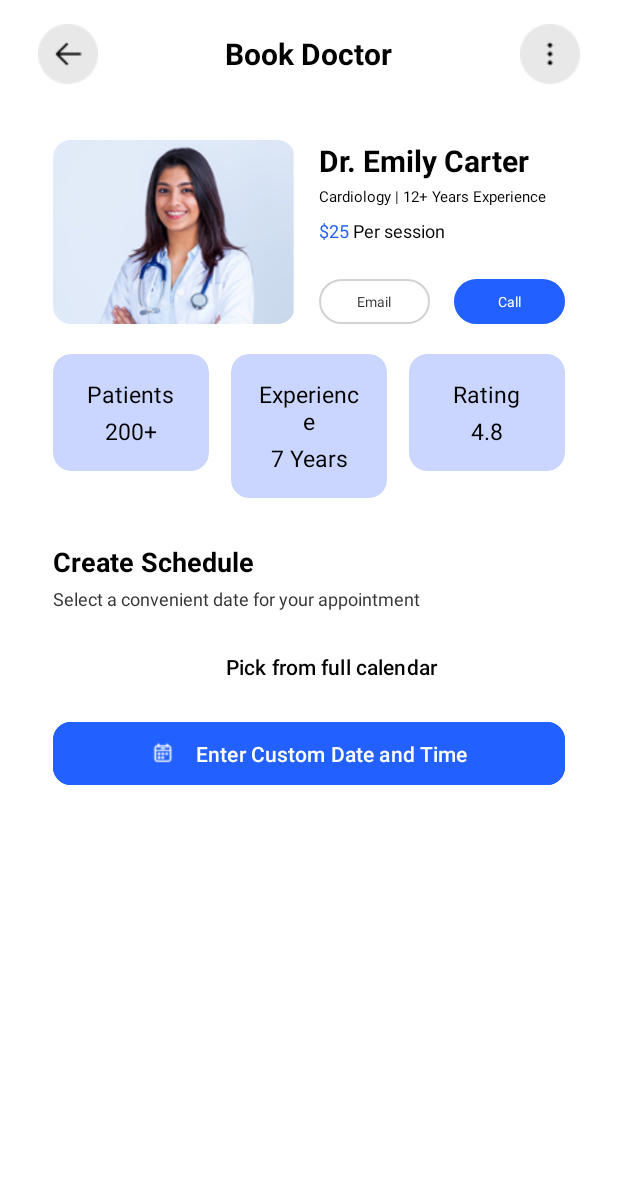
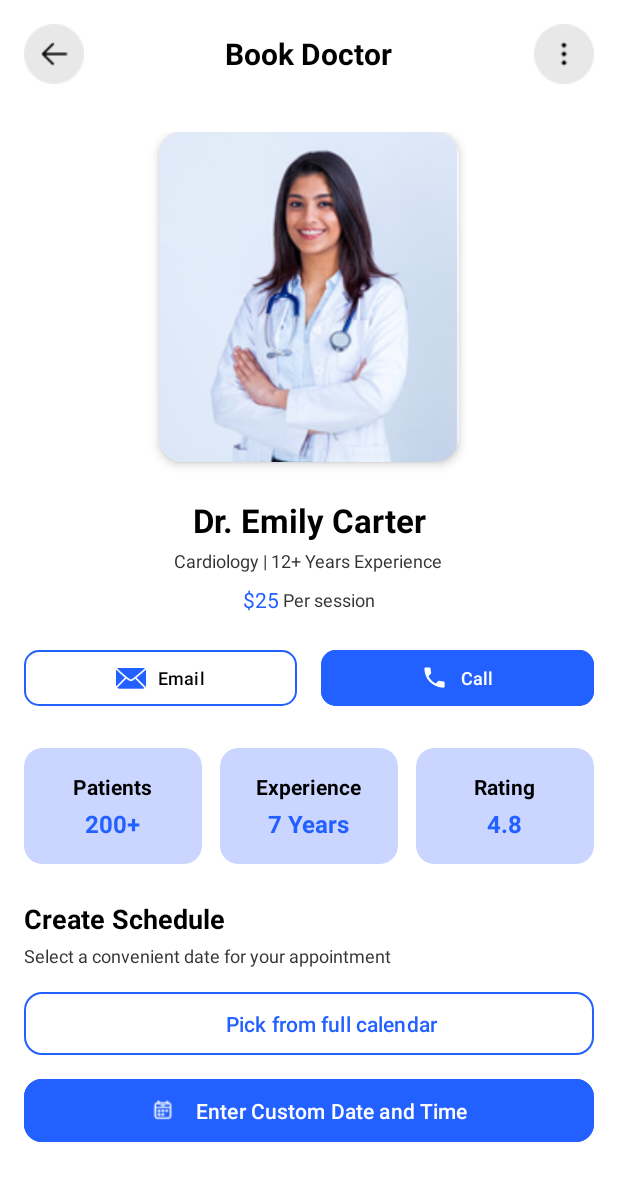
Before and after one commit to ayhem8hamdi/medical_system_app, an Android app: the appointment screen opened directly, with no data from a screen before it, on a phone screen of 412 x 824 dp. Shown: the top 1181 px of the screen. Run offline under Robolectric (Android 15) with nearby library versions, the phone set to English and light mode, and no system bars.

Commit message:
Done the Two Services + Start act for res

```diff
--- /dev/null
+++ b/app/src/main/res/drawable/baseline_local_phone_24.xml
@@ -0,0 +1,5 @@
+<vector xmlns:android="http://schemas.android.com/apk/res/android" android:height="24dp" android:tint="#002DFD" android:viewportHeight="24" android:viewportWidth="24" android:width="24dp">
+
+    <path android:fillColor="@android:color/white" android:pathData="M6.62,10.79c1.44,2.83 3.76,5.14 6.59,6.59l2.2,-2.2c0.27,-0.27 0.67,-0.36 1.02,-0.24 1.12,0.37 2.33,0.57 3.57,0.57 0.55,0 1,0.45 1,1V20c0,0.55 -0.45,1 -1,1 -9.39,0 -17,-7.61 -17,-17 0,-0.55 0.45,-1 1,-1h3.5c0.55,0 1,0.45 1,1 0,1.25 0.2,2.45 0.57,3.57 0.11,0.35 0.03,0.74 -0.25,1.02l-2.2,2.2z"/>
+
+</vector>
--- a/app/src/main/res/layout/activity_appointment.xml
+++ b/app/src/main/res/layout/activity_appointment.xml
@@ -4,15 +4,15 @@
     xmlns:app="http://schemas.android.com/apk/res-auto"
     android:layout_width="match_parent"
     android:layout_height="match_parent"
-    android:background="@color/white"
-    android:paddingStart="25dp"
-    android:paddingEnd="25dp">
+    android:background="@color/white">
 
     <LinearLayout
         android:id="@+id/appBar"
         android:layout_width="0dp"
         android:layout_height="wrap_content"
         android:layout_marginTop="16dp"
+        android:layout_marginStart="16dp"
+        android:layout_marginEnd="16dp"
         android:gravity="center_vertical"
         android:orientation="horizontal"
         app:layout_constraintEnd_toEndOf="parent"
@@ -20,7 +20,7 @@
         app:layout_constraintTop_toTopOf="parent">
 
         <ImageView
-            android:id="@+id/backArrow"
+            android:id="@+id/backButton"
             android:layout_width="40dp"
             android:layout_height="40dp"
             android:clickable="true"
@@ -55,52 +55,50 @@
             android:src="@drawable/three_points" />
     </LinearLayout>
 
-    <View
-        android:id="@+id/spaceAfterAppBar"
+    <androidx.core.widget.NestedScrollView
+        android:id="@+id/scrollView"
         android:layout_width="0dp"
-        android:layout_height="37dp"
+        android:layout_height="0dp"
+        android:layout_marginTop="16dp"
+        app:layout_constraintBottom_toBottomOf="parent"
         app:layout_constraintEnd_toEndOf="parent"
         app:layout_constraintStart_toStartOf="parent"
-        app:layout_constraintTop_toBottomOf="@id/appBar" />
+        app:layout_constraintTop_toBottomOf="@id/appBar">
 
         <LinearLayout
-        android:id="@+id/mainContent"
-        android:layout_width="0dp"
+            android:layout_width="match_parent"
             android:layout_height="wrap_content"
-        android:layout_marginStart="10dp"
-        android:layout_marginEnd="10dp"
-        android:orientation="horizontal"
-        app:layout_constraintEnd_toEndOf="parent"
-        app:layout_constraintStart_toStartOf="parent"
-        app:layout_constraintTop_toBottomOf="@id/spaceAfterAppBar">
+            android:orientation="vertical"
+            android:padding="16dp"
+            android:paddingTop="8dp">
 
+            <!-- Doctor Image Section (Centered) -->
             <androidx.cardview.widget.CardView
-            android:layout_width="161dp"
-            android:layout_height="match_parent"
-            android:layout_marginEnd="16dp"
-            app:cardCornerRadius="12dp"
-            app:cardElevation="0dp">
+                android:id="@+id/doctorImageCard"
+                android:layout_width="200dp"
+                android:layout_height="220dp"
+                android:layout_gravity="center"
+                android:layout_marginBottom="24dp"
+                app:cardCornerRadius="16dp"
+                app:cardElevation="4dp">
 
                 <ImageView
                     android:id="@+id/doctorImage"
                     android:layout_width="match_parent"
-                android:layout_height="168dp"
+                    android:layout_height="match_parent"
                     android:adjustViewBounds="true"
                     android:contentDescription="Doctor image"
                     android:scaleType="centerCrop"
                     android:src="@drawable/doctor_girl" />
             </androidx.cardview.widget.CardView>
 
+            <!-- Doctor Info Section -->
             <LinearLayout
-            android:layout_width="0dp"
-            android:layout_height="wrap_content"
-            android:layout_weight="1"
-            android:orientation="vertical">
-
-            <LinearLayout
+                android:id="@+id/doctorInfoSection"
                 android:layout_width="match_parent"
                 android:layout_height="wrap_content"
-                android:orientation="vertical">
+                android:orientation="vertical"
+                android:gravity="center">
 
                 <TextView
                     android:id="@+id/doctorName"
@@ -108,25 +106,26 @@
                     android:layout_height="wrap_content"
                     android:text="Dr. Emily Carter"
                     android:textColor="@color/black"
-                    android:textSize="20sp"
-                    android:textStyle="bold" />
+                    android:textSize="22sp"
+                    android:textStyle="bold"
+                    android:gravity="center" />
 
                 <View
                     android:layout_width="0dp"
-                    android:layout_height="3dp" />
+                    android:layout_height="4dp" />
 
                 <TextView
                     android:id="@+id/doctorSpecialty"
                     android:layout_width="wrap_content"
                     android:layout_height="wrap_content"
                     android:text="Cardiology | 12+ Years Experience"
-                    android:textColor="@color/black"
-                    android:textSize="10sp"
-                    android:textStyle="normal" />
+                    android:textColor="@color/textColor"
+                    android:textSize="12sp"
+                    android:gravity="center" />
 
                 <View
                     android:layout_width="0dp"
-                    android:layout_height="7dp" />
+                    android:layout_height="8dp" />
 
                 <LinearLayout
                     android:layout_width="wrap_content"
@@ -140,85 +139,84 @@
                         android:text="$25"
                         android:textColor="@color/colorPrimary"
                         android:textFontWeight="500"
-                        android:textSize="12sp" />
+                        android:textSize="14sp" />
 
                     <TextView
                         android:layout_width="wrap_content"
                         android:layout_height="wrap_content"
                         android:text=" Per session"
-                        android:textColor="@color/black"
-                        android:textFontWeight="500"
+                        android:textColor="@color/textColor"
+                        android:textFontWeight="400"
                         android:textSize="12sp" />
                 </LinearLayout>
             </LinearLayout>
 
             <View
                 android:layout_width="0dp"
-                android:layout_height="24dp" />
+                android:layout_height="20dp" />
 
+            <!-- Action Buttons -->
             <LinearLayout
                 android:layout_width="match_parent"
                 android:layout_height="wrap_content"
                 android:gravity="center"
                 android:orientation="horizontal"
                 android:weightSum="2">
-
-                <TextView
+                <com.google.android.material.button.MaterialButton
                     android:id="@+id/messageButton"
                     android:layout_width="0dp"
-                    android:layout_height="30dp"
+                    android:layout_height="45dp"
                     android:layout_marginEnd="8dp"
                     android:layout_weight="1"
-                    android:background="@drawable/border"
-                    android:clickable="true"
-                    android:focusable="true"
-                    android:gravity="center"
                     android:text="Email"
-                    android:textColor="@color/textColor"
-                    android:textSize="9sp" />
+                    android:textColor="@color/black"
+                    android:textSize="12sp"
+                    android:backgroundTint="@color/white"
+                    app:cornerRadius="10dp"
+                    app:icon="@android:drawable/ic_dialog_email"
+                    app:iconGravity="textStart"
+                    app:iconPadding="8dp"
+                    app:iconSize="20dp"
+                    app:iconTint="@color/colorPrimary"
+                    app:strokeColor="@color/colorPrimary"
+                    app:strokeWidth="1dp" />
 
-                <TextView
+
+                <com.google.android.material.button.MaterialButton
                     android:id="@+id/callButton"
                     android:layout_width="0dp"
-                    android:layout_height="30dp"
+                    android:layout_height="45dp"
                     android:layout_marginStart="8dp"
                     android:layout_weight="1"
-                    android:background="@drawable/border"
-                    android:backgroundTint="@color/colorPrimary"
-                    android:clickable="true"
-                    android:focusable="true"
-                    android:gravity="center"
                     android:text="Call"
-                    android:textColor="@color/colorOnPrimary"
-                    android:textSize="9sp" />
-            </LinearLayout>
-        </LinearLayout>
+                    android:textColor="@color/white"
+                    android:textSize="12sp"
+                    app:cornerRadius="10dp"
+                    app:icon="@drawable/baseline_local_phone_24"
+                    app:iconTint="@color/white"
+                    app:iconGravity="textStart"
+                    app:iconPadding="8dp"
+                    android:backgroundTint="@color/colorPrimary" />
+
             </LinearLayout>
 
             <View
-        android:id="@+id/spaceAfterDoctor"
                 android:layout_width="0dp"
-        android:layout_height="20dp"
-        app:layout_constraintEnd_toEndOf="parent"
-        app:layout_constraintStart_toStartOf="parent"
-        app:layout_constraintTop_toBottomOf="@id/mainContent" />
+                android:layout_height="24dp" />
 
+            <!-- Stats Section -->
             <LinearLayout
                 android:id="@+id/statsContainer"
-        android:layout_width="0dp"
+                android:layout_width="match_parent"
                 android:layout_height="wrap_content"
-        android:layout_marginStart="10dp"
-        android:layout_marginEnd="10dp"
                 android:orientation="horizontal"
                 android:weightSum="3"
-        app:layout_constraintEnd_toEndOf="parent"
-        app:layout_constraintStart_toStartOf="parent"
-        app:layout_constraintTop_toBottomOf="@id/spaceAfterDoctor">
+                android:layout_marginBottom="24dp">
 
                 <androidx.cardview.widget.CardView
                     android:layout_width="0dp"
                     android:layout_height="wrap_content"
-            android:layout_marginEnd="7dp"
+                    android:layout_marginEnd="8dp"
                     android:layout_weight="1"
                     app:cardBackgroundColor="@color/secondaryColor"
                     app:cardCornerRadius="12dp"
@@ -234,30 +232,30 @@
                         <TextView
                             android:layout_width="wrap_content"
                             android:layout_height="wrap_content"
-                    android:gravity="center"
                             android:text="Patients"
                             android:textColor="@color/black"
-                    android:textSize="15sp" />
+                            android:textSize="14sp"
+                            android:textStyle="bold" />
 
                         <View
                             android:layout_width="0dp"
-                    android:layout_height="3dp" />
+                            android:layout_height="4dp" />
 
                         <TextView
                             android:layout_width="wrap_content"
                             android:layout_height="wrap_content"
-                    android:gravity="center"
                             android:text="200+"
-                    android:textColor="@color/black"
-                    android:textSize="15sp" />
+                            android:textColor="@color/colorPrimary"
+                            android:textSize="16sp"
+                            android:textStyle="bold" />
                     </LinearLayout>
                 </androidx.cardview.widget.CardView>
 
                 <androidx.cardview.widget.CardView
                     android:layout_width="0dp"
                     android:layout_height="wrap_content"
-            android:layout_marginStart="7dp"
-            android:layout_marginEnd="7dp"
+                    android:layout_marginStart="4dp"
+                    android:layout_marginEnd="4dp"
                     android:layout_weight="1"
                     app:cardBackgroundColor="@color/secondaryColor"
                     app:cardCornerRadius="12dp"
@@ -273,29 +271,29 @@
                         <TextView
                             android:layout_width="wrap_content"
                             android:layout_height="wrap_content"
-                    android:gravity="center"
                             android:text="Experience"
                             android:textColor="@color/black"
-                    android:textSize="15sp" />
+                            android:textSize="14sp"
+                            android:textStyle="bold" />
 
                         <View
                             android:layout_width="0dp"
-                    android:layout_height="3dp" />
+                            android:layout_height="4dp" />
 
                         <TextView
                             android:layout_width="wrap_content"
                             android:layout_height="wrap_content"
-                    android:gravity="center"
                             android:text="7 Years"
-                    android:textColor="@color/black"
-                    android:textSize="15sp" />
+                            android:textColor="@color/colorPrimary"
+                            android:textSize="16sp"
+                            android:textStyle="bold" />
                     </LinearLayout>
                 </androidx.cardview.widget.CardView>
 
                 <androidx.cardview.widget.CardView
                     android:layout_width="0dp"
                     android:layout_height="wrap_content"
-            android:layout_marginStart="7dp"
+                    android:layout_marginStart="8dp"
                     android:layout_weight="1"
                     app:cardBackgroundColor="@color/secondaryColor"
                     app:cardCornerRadius="12dp"
@@ -311,44 +309,32 @@
                         <TextView
                             android:layout_width="wrap_content"
                             android:layout_height="wrap_content"
-                    android:gravity="center"
                             android:text="Rating"
                             android:textColor="@color/black"
-                    android:textSize="15sp" />
+                            android:textSize="14sp"
+                            android:textStyle="bold" />
 
                         <View
                             android:layout_width="0dp"
-                    android:layout_height="3dp" />
+                            android:layout_height="4dp" />
 
                         <TextView
                             android:layout_width="wrap_content"
                             android:layout_height="wrap_content"
-                    android:gravity="center"
                             android:text="4.8"
-                    android:textColor="@color/black"
-                    android:textSize="15sp" />
+                            android:textColor="@color/colorPrimary"
+                            android:textSize="16sp"
+                            android:textStyle="bold" />
                     </LinearLayout>
                 </androidx.cardview.widget.CardView>
             </LinearLayout>
 
-    <View
-        android:id="@+id/spaceAfterStats"
-        android:layout_width="0dp"
-        android:layout_height="30dp"
-        app:layout_constraintEnd_toEndOf="parent"
-        app:layout_constraintStart_toStartOf="parent"
-        app:layout_constraintTop_toBottomOf="@id/statsContainer" />
-
+            <!-- Schedule Section -->
             <LinearLayout
                 android:id="@+id/scheduleSection"
-        android:layout_width="0dp"
+                android:layout_width="match_parent"
                 android:layout_height="wrap_content"
-        android:layout_marginStart="10dp"
-        android:layout_marginEnd="10dp"
-        android:orientation="vertical"
-        app:layout_constraintEnd_toEndOf="parent"
-        app:layout_constraintStart_toStartOf="parent"
-        app:layout_constraintTop_toBottomOf="@id/spaceAfterStats">
+                android:orientation="vertical">
 
                 <TextView
                     android:id="@+id/scheduleTitle"
@@ -373,50 +359,37 @@
                     android:layout_width="match_parent"
                     android:layout_height="50dp"
                     android:layout_marginTop="12dp"
-            android:backgroundTint="@color/white"
-            android:strokeColor="@color/colorPrimary"
                     android:text="Pick from full calendar"
-            android:textColor="@color/black"
+                    android:textColor="@color/colorPrimary"
                     app:cornerRadius="12dp"
                     app:icon="@drawable/date"
                     app:iconGravity="textStart"
-            app:iconPadding="12dp" />
+                    app:iconPadding="12dp"
+                    app:strokeColor="@color/colorPrimary"
+                    app:strokeWidth="1dp"
+                    android:backgroundTint="@color/white" />
 
                 <com.google.android.material.button.MaterialButton
                     android:id="@+id/customTimeButton"
                     android:layout_width="match_parent"
                     android:layout_height="50dp"
                     android:layout_marginTop="8dp"
-            android:backgroundTint="@color/colorPrimary"
                     android:text="Enter Custom Date and Time"
                     android:textColor="@color/white"
                     app:cornerRadius="12dp"
                     app:icon="@drawable/date"
                     app:iconGravity="textStart"
-            app:iconPadding="12dp" />
+                    app:iconPadding="12dp"
+                    android:backgroundTint="@color/colorPrimary" />
             </LinearLayout>
 
-    <androidx.core.widget.NestedScrollView
-        android:id="@+id/scrollView"
-        android:layout_width="0dp"
-        android:layout_height="0dp"
-        android:layout_marginTop="16dp"
-        app:layout_constraintBottom_toBottomOf="parent"
-        app:layout_constraintEnd_toEndOf="parent"
-        app:layout_constraintStart_toStartOf="parent"
-        app:layout_constraintTop_toBottomOf="@id/scheduleSection">
-
-        <LinearLayout
-            android:layout_width="match_parent"
-            android:layout_height="wrap_content"
-            android:orientation="vertical"
-            android:padding="10dp">
-
+            <!-- Time Slots Section -->
             <TextView
                 android:id="@+id/selectedDateText"
                 android:layout_width="wrap_content"
                 android:layout_height="wrap_content"
-                android:layout_marginBottom="16dp"
+                android:layout_marginTop="24dp"
+                android:layout_marginBottom="12dp"
                 android:text="Selected Date: "
                 android:textColor="@color/black"
                 android:textSize="16sp"
@@ -427,7 +400,7 @@
                 android:id="@+id/availableTimeTitle"
                 android:layout_width="wrap_content"
                 android:layout_height="wrap_content"
-                android:layout_marginBottom="8dp"
+                android:layout_marginBottom="12dp"
                 android:text="Available Time Slots"
                 android:textColor="@color/black"
                 android:textSize="16sp"
@@ -446,11 +419,12 @@
                 android:layout_width="match_parent"
                 android:layout_height="50dp"
                 android:layout_marginTop="16dp"
-                android:backgroundTint="@color/colorPrimary"
+                android:layout_marginBottom="16dp"
                 android:text="Confirm Appointment"
                 android:textColor="@color/white"
                 android:visibility="gone"
-                app:cornerRadius="12dp" />
+                app:cornerRadius="12dp"
+                android:backgroundTint="@color/colorPrimary" />
         </LinearLayout>
     </androidx.core.widget.NestedScrollView>
 
```
Also changed, not shown: app/src/main/java/com/example/medicalsystem2/AppointmentReminderService.java (+61 -21 lines), app/src/main/java/com/example/medicalsystem2/DoctorAvailabilityService.java (+15 -7 lines), app/src/main/java/com/example/medicalsystem2/Home.java (+116 -40 lines), app/src/main/java/com/example/medicalsystem2/appointment.java (+42 -75 lines), app/src/main/res/layout/activity_home.xml (+78 -28 lines). Lines whose indentation alone changed are shown as unchanged.
